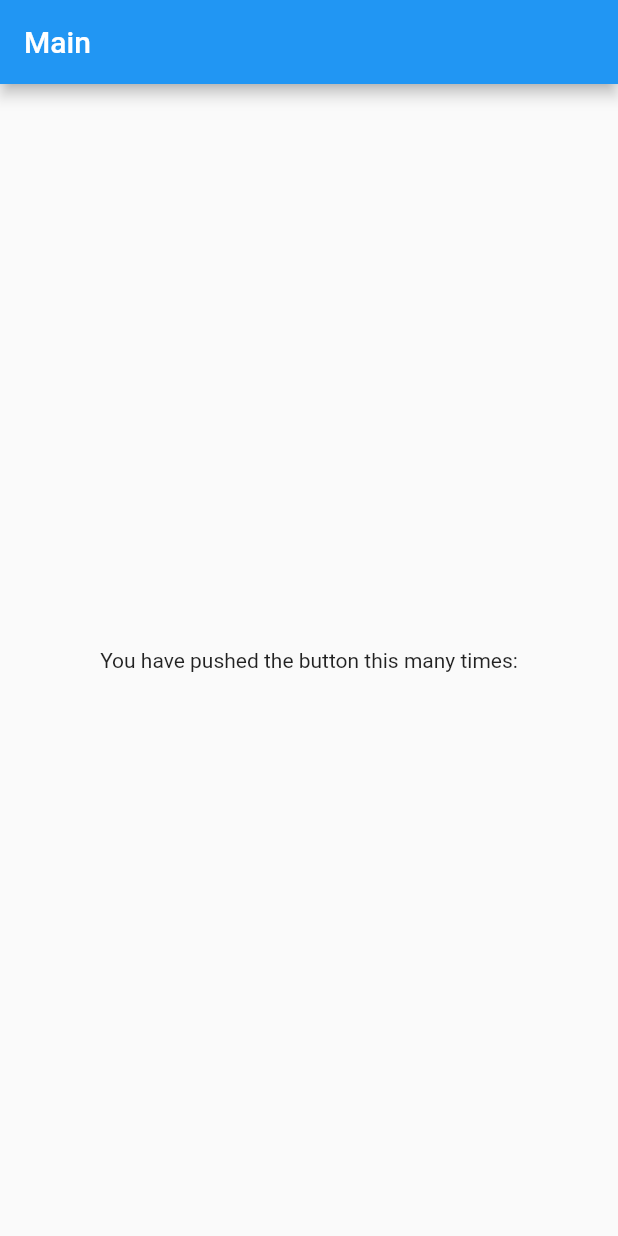
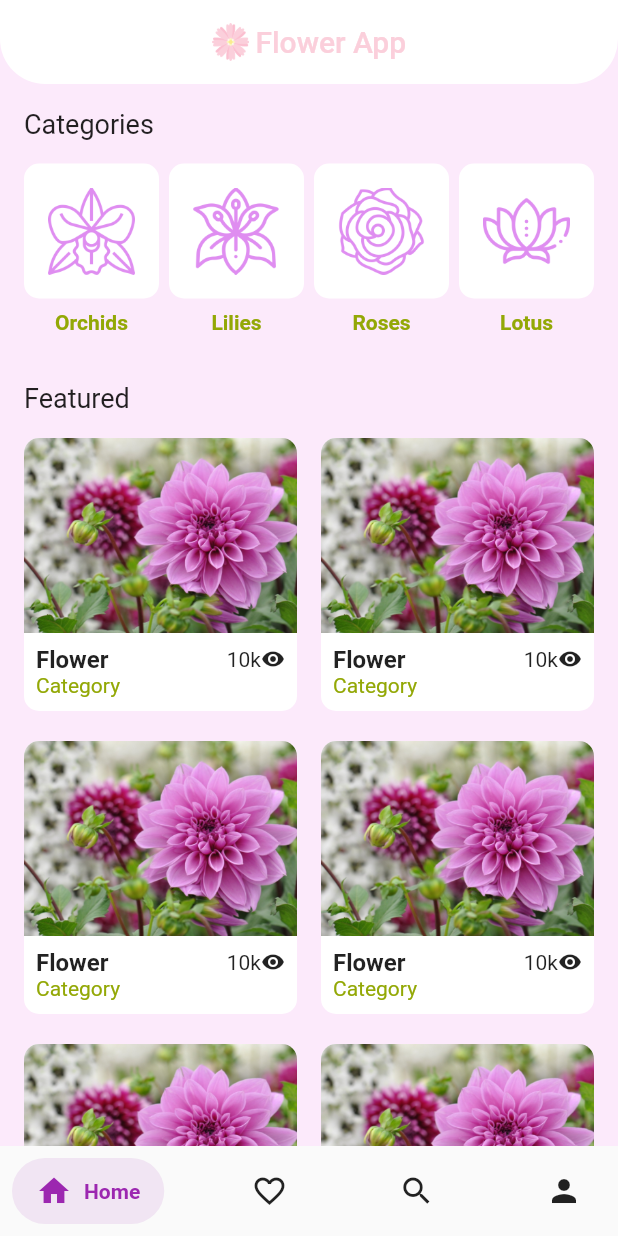
Before and after one commit to IshanMudalige/flower_app, a Flutter app: the screen it shows after launch, on a phone screen of 412 x 824 dp. Run offline on Flutter 3.47's test engine with Material 2 defaults, Android fonts, the phone set to English and light mode, and no system bars; drawn by our look-alikes of salomon_bottom_bar.

Commit message:
bottom navigation bar and home screen created

```diff
--- /dev/null
+++ b/lib/screens/home_screen.dart
@@ -0,0 +1,144 @@
+import 'package:flower_app/utils/colors.dart';
+import 'package:flower_app/utils/colors.dart';
+import 'package:flutter/cupertino.dart';
+import 'package:flutter/material.dart';
+
+class HomeScreen extends StatefulWidget {
+  @override
+  _HomeScreen createState() => _HomeScreen();
+}
+
+class _HomeScreen extends State<HomeScreen> {
+
+  double width,height;
+
+  @override
+  Widget build(BuildContext context) {
+    return Scaffold(
+      backgroundColor: lightPink2,
+      appBar: AppBar(
+        shape: RoundedRectangleBorder(
+          borderRadius: BorderRadius.vertical(
+            bottom: Radius.circular(30),
+          ),
+        ),
+        backgroundColor:Colors.white,
+        elevation: 0,
+        centerTitle: true,
+        title: Row(mainAxisAlignment: MainAxisAlignment.center, children:[Image.asset('assets/images/flower_logo.png',width: 25,height: 25,),SizedBox(width: 4,), Text('Flower App',style: TextStyle(color:logoPink),)]),
+      ),
+      body: _body()
+    );
+  }
+
+
+  Widget _body(){
+    return Container(
+      margin: EdgeInsets.fromLTRB(16,16,16,0),
+      child: Column(
+        mainAxisSize: MainAxisSize.max,
+        crossAxisAlignment: CrossAxisAlignment.start,
+        children: [
+          Padding(padding: EdgeInsets.only(bottom: 16),
+            child:Text('Categories',style: TextStyle(fontSize: 18),),
+          ),
+          Row(
+            mainAxisAlignment: MainAxisAlignment.spaceBetween,
+            children: [
+              catItem('Orchids','assets/images/orchid.png'),
+              catItem('Lilies','assets/images/lily.png'),
+              catItem('Roses','assets/images/rose.png'),
+              catItem('Lotus','assets/images/lotus.png'),
+            ],
+          ),
+          Padding(padding: EdgeInsets.only(bottom: 16,top: 32),
+            child:Text('Featured',style: TextStyle(fontSize: 18),),
+          ),
+
+          Expanded(child:listArea())
+
+
+        ],
+      ),
+    );
+
+  }
+
+  Widget catItem(String category,String img){
+    return Container(
+      child: Column(
+        children: [
+          Container(
+            margin: EdgeInsets.only(bottom: 8),
+            height: 90,
+            width: 90,
+            decoration: BoxDecoration(
+                color: Colors.white,
+                borderRadius: BorderRadius.all(Radius.circular(10))
+            ),
+            child: Padding(padding: EdgeInsets.all(16), child:Image.asset(img)),
+          ),
+          Text('$category',style: TextStyle(fontWeight: FontWeight.bold,color: darkGreen),)
+        ],
+      ),
+    );
+  }
+
+  Widget listArea(){
+    return GridView.builder(
+      gridDelegate: SliverGridDelegateWithFixedCrossAxisCount(crossAxisCount: 2,crossAxisSpacing: 16,mainAxisSpacing: 20),
+      itemBuilder: (_, index) => listItem(),
+      itemCount:10,
+    );
+
+  }
+
+
+  Widget listItem(){
+    return Container(
+      height: 180,
+      decoration: BoxDecoration(
+          color: Colors.white,
+          borderRadius: BorderRadius.all(Radius.circular(10))
+      ),
+      child: Column(
+        children: [
+          Container(
+            height: 130,
+            width: double.infinity,
+            child:ClipRRect(
+              borderRadius: BorderRadius.only(topLeft:Radius.circular(10),topRight:Radius.circular(10)),
+              child: Image.asset('assets/images/flower.jpg',height: 130,fit: BoxFit.fill,),
+          ),),
+          Padding(
+            padding: EdgeInsets.all(8),
+          child:Column(
+            crossAxisAlignment: CrossAxisAlignment.start,
+            children:[
+            Row(
+            mainAxisAlignment: MainAxisAlignment.spaceBetween,
+            children: [
+              Text('Flower',style:TextStyle(fontSize: 16,fontWeight: FontWeight.bold)),
+              Align(
+                alignment: Alignment.center,
+                child:
+              Wrap(
+                alignment: WrapAlignment.center,
+                children: [
+                  Text('10k'),
+                  Icon(Icons.remove_red_eye,size: 16,)
+                ],
+              ),),
+            ],
+          ),
+            Text('Category',style: TextStyle(fontSize: 14,color: darkGreen),)
+        ],))
+        ]
+      ),
+    );
+  }
+
+
+
+
+}
--- a/lib/screens/main_screen.dart
+++ b/lib/screens/main_screen.dart
@@ -1,4 +1,7 @@
+import 'package:flower_app/screens/home_screen.dart';
+import 'package:flower_app/utils/colors.dart';
 import 'package:flutter/material.dart';
+import 'package:salomon_bottom_bar/salomon_bottom_bar.dart';
 
 class MainScreen extends StatefulWidget {
   @override
@@ -7,20 +10,60 @@ class MainScreen extends StatefulWidget {
 
 class _MainScreen extends State<MainScreen> {
 
+  int _currentIndex = 0;
+  final titleList = ['FlowerApp','Flower','My Flowers','Add Flower'];
+
   @override
   Widget build(BuildContext context) {
     return Scaffold(
-      appBar: AppBar(
-        title: Text('Main'),
-      ),
-      body: Center(
-        child: Column(
-          mainAxisAlignment: MainAxisAlignment.center,
-          children: <Widget>[
-            Text('You have pushed the button this many times:',),
-          ],
-        ),
-      ),
+      bottomNavigationBar: Container(decoration: BoxDecoration(
+        borderRadius: BorderRadius.only(topLeft: Radius.circular(16))
+      ), child:SalomonBottomBar(
+
+        currentIndex: _currentIndex,
+        onTap: (i) => setState(() => _currentIndex = i),
+        items: [
+          /// Home
+          SalomonBottomBarItem(
+            icon: Icon(Icons.home),
+            title: Text("Home"),
+            selectedColor: Colors.purple,
+          ),
+
+          /// Likes
+          SalomonBottomBarItem(
+            icon: Icon(Icons.favorite_border),
+            title: Text("Likes"),
+            selectedColor: Colors.pink,
+          ),
+
+          /// Search
+          SalomonBottomBarItem(
+            icon: Icon(Icons.search),
+            title: Text("Search"),
+            selectedColor: Colors.orange,
+          ),
+
+          /// Profile
+          SalomonBottomBarItem(
+            icon: Icon(Icons.person),
+            title: Text("Profile"),
+            selectedColor: Colors.teal,
+          ),
+        ],
+      )),
+      body: _getBody(_currentIndex),
     );
   }
+
+  _getBody(int index){
+    switch(index){
+      case 0: return HomeScreen();
+      case 1: return null;
+      case 2: return null;
+      case 3: return null;
+    }
+  }
+
+
 }
--- /dev/null
+++ b/lib/utils/colors.dart
@@ -0,0 +1,10 @@
+import 'package:flutter/material.dart';
+
+const lightGreen = Color(0xFFBED905);
+const darkGreen = Color(0xFF93A806);
+const lightPink = Color(0xFFDBB4DA);
+const medPink = Color(0xFFDAA2DA);
+const darkPink = Color(0xFFDE8CF0);
+
+const logoPink = Color(0xFFFBCFDB);
+const lightPink2 = Color(0xFFFCEAFB);
--- a/pubspec.yaml
+++ b/pubspec.yaml
@@ -15,6 +15,7 @@ dependencies:
     sdk: flutter
 
   cupertino_icons: ^1.0.2
+  salomon_bottom_bar: ^3.0.0
 
 dev_dependencies:
   flutter_test:
@@ -26,8 +27,8 @@ flutter:
   uses-material-design: true
 
 
-  # assets:
-  #   - images/a_dot_burr.jpeg
+  assets:
+    - assets/images/
   #   - images/a_dot_ham.jpeg
 
 
```
Also changed, not shown: assets/images/flower.jpg (added), assets/images/flower_logo.png (added), assets/images/lily.png (added), assets/images/lotus.png (added), assets/images/orchid.png (added), assets/images/rose.png (added), pubspec.lock.
